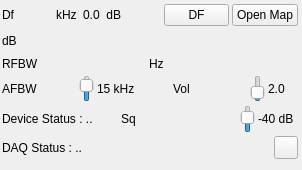
This is plugins/channelrx/demodrdf/rdfdemodgui.ui in lirikanmatadewa/sdrangel as Qt 5 draws it before an edit. The edited form follows.
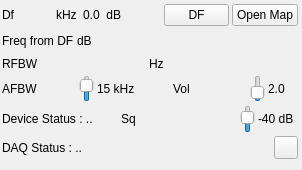
This is the edited form. Icons and pictures are not drawn. Custom widgets are drawn as their Qt base class.

What changed in the file:
```diff
--- a/plugins/channelrx/demodrdf/rdfdemodgui.ui
+++ b/plugins/channelrx/demodrdf/rdfdemodgui.ui
@@ -186,6 +186,13 @@
     </item>
     <item>
      <layout class="QHBoxLayout" name="levelMeterLAyout">
+      <item>
+       <widget class="QLabel" name="freqFromDF">
+        <property name="text">
+         <string>Freq from DF</string>
+        </property>
+       </widget>
+      </item>
       <item>
        <widget class="QLabel" name="channelPowerMeter_2">
         <property name="text">
```
